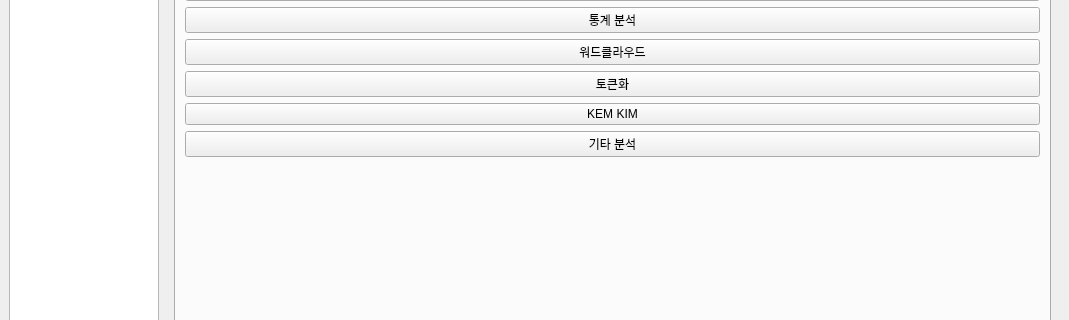
This is manager/app/assets/gui.ui in yojun313/knpu as Qt 5 draws it before an edit; both pictures show x 0 to 1069 and y 110 to 430 of the 1069 by 787 pixel window. The edited form follows.
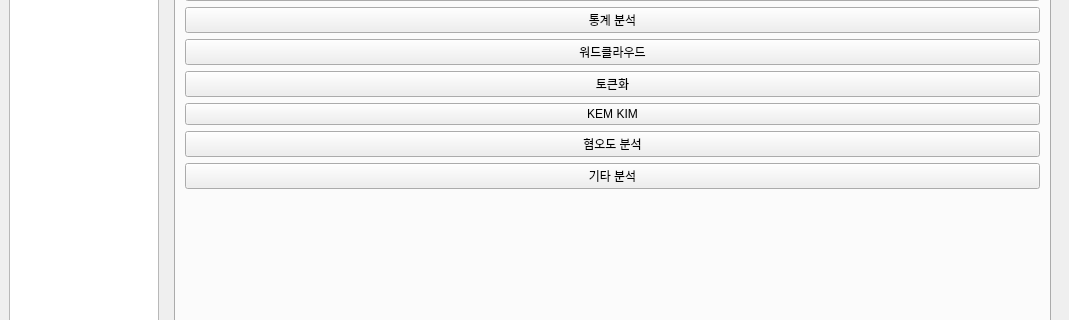
This is the edited form. The open tabs and pages were chosen to show the change.

```diff
--- a/manager/app/assets/gui.ui
+++ b/manager/app/assets/gui.ui
@@ -205,6 +205,13 @@
                   </property>
                  </widget>
                 </item>
+                <item>
+                 <widget class="QPushButton" name="analysis_hate_btn">
+                  <property name="text">
+                   <string>혐오도 분석</string>
+                  </property>
+                 </widget>
+                </item>
                 <item>
                  <widget class="QPushButton" name="analysis_etc_btn">
                   <property name="text">
```
